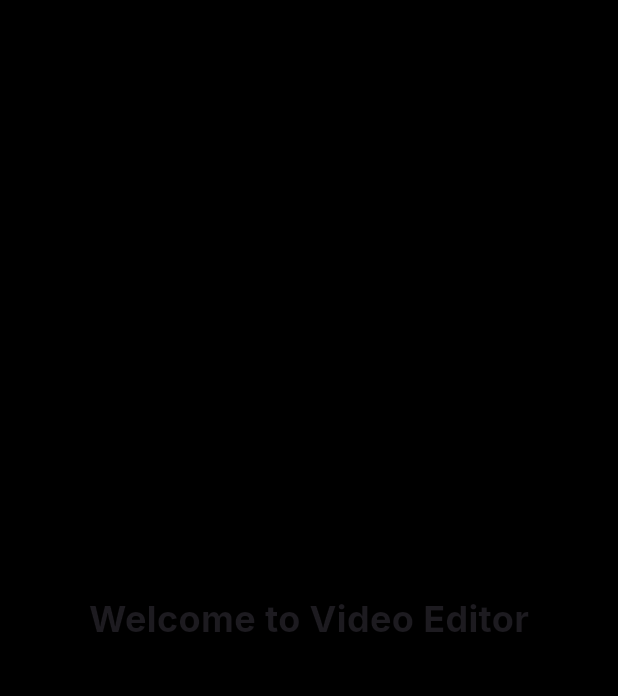
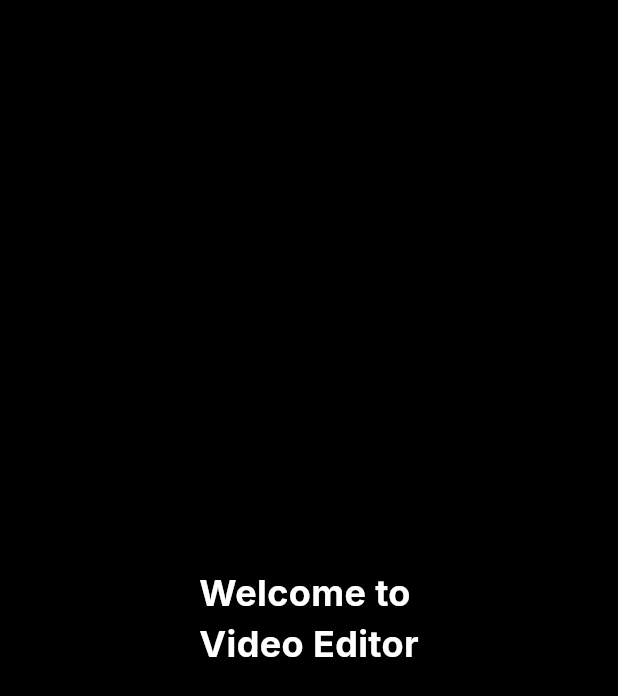
Before and after one commit to NikhilD1998/video_editor, a Flutter app: the SplashScreen screen opened directly, on a phone screen of 412 x 824 dp. Shown: the top 696 px of the screen. Run offline on Flutter 3.47's test engine with Material 3 defaults, Android fonts, the light colour scheme and no system bars; our stand-ins replace file_picker, google_fonts, just_audio, share_plus, shared_preferences, video_player; missing offline and left inert: ffmpeg_kit_flutter_new; accounts and stored records are empty; network calls fail.

Commit message:
feat: Update UI for multiple screens with improved text styling and app bar customization

```diff
--- a/lib/screens/add_watermark_screen.dart
+++ b/lib/screens/add_watermark_screen.dart
@@ -141,8 +141,9 @@ class _AddWatermarkScreenState extends State<AddWatermarkScreen> {
   Widget build(BuildContext context) {
     return Scaffold(
       appBar: AppBar(
+        title: const Text('Add Watermark'),
         backgroundColor: Colors.black,
-        iconTheme: IconThemeData(color: Colors.white),
+        foregroundColor: Colors.white,
       ),
       body: Padding(
         padding: const EdgeInsets.all(16),
--- a/lib/screens/change_video_speed_screen.dart
+++ b/lib/screens/change_video_speed_screen.dart
@@ -106,8 +106,9 @@ class _ChangeVideoSpeedScreenState extends State<ChangeVideoSpeedScreen> {
 
     return Scaffold(
       appBar: AppBar(
+        title: const Text('Change Video Speed'),
         backgroundColor: Colors.black,
-        iconTheme: IconThemeData(color: Colors.white),
+        foregroundColor: Colors.white,
       ),
       body: Padding(
         padding: const EdgeInsets.all(16),
--- a/lib/screens/splash_screen.dart
+++ b/lib/screens/splash_screen.dart
@@ -25,8 +25,12 @@ class _SplashScreenState extends State<SplashScreen> {
     return const Scaffold(
       body: Center(
         child: Text(
-          'Welcome to Video Editor',
-          style: TextStyle(fontSize: 24, fontWeight: FontWeight.bold),
+          'Welcome to\nVideo Editor',
+          style: TextStyle(
+            fontSize: 24,
+            fontWeight: FontWeight.bold,
+            color: Colors.white,
+          ),
         ),
       ),
     );
```
Also changed, not shown: lib/screens/split_video_screen.dart (+14 -4 lines).
